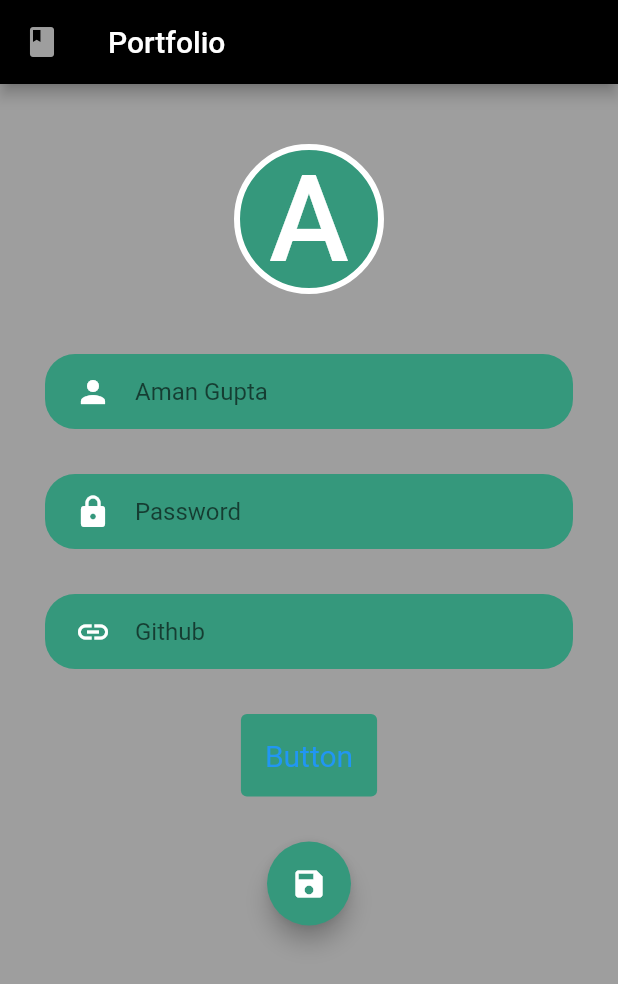
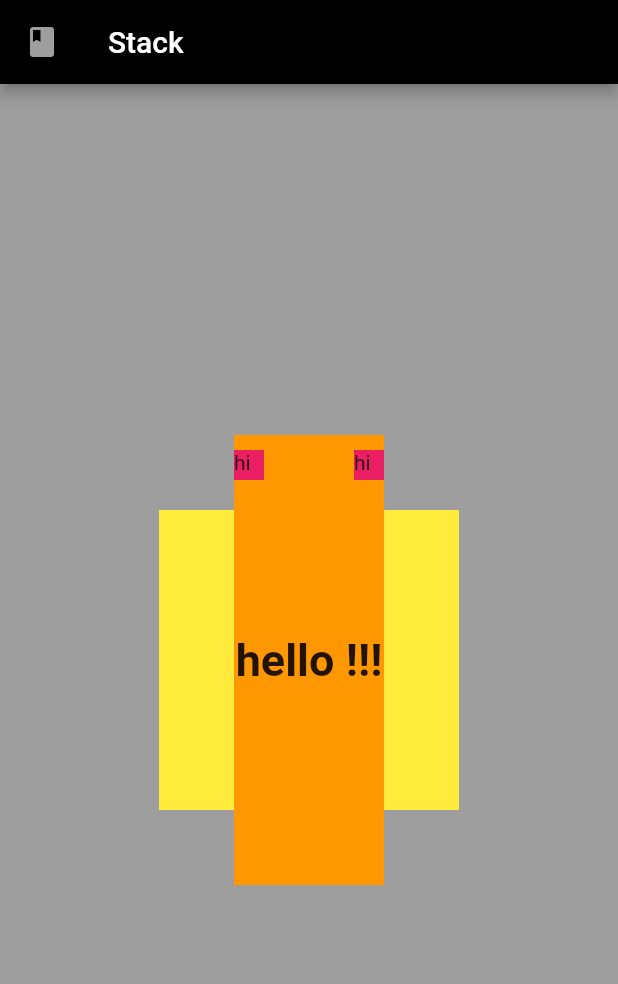
Before and after one commit to ag597482/flutter, a Flutter app: the screen it shows after launch, on a phone screen of 412 x 824 dp. Shown: the top 984 px of the screen. Run offline on Flutter 3.47's test engine with Material 2 defaults, Android fonts, the phone set to English and light mode, and no system bars.

Commit message:
stack emelemtns added

```diff
--- a/lib/main.dart
+++ b/lib/main.dart
@@ -18,115 +18,49 @@ class App extends StatelessWidget {
             backgroundColor: Colors.grey,
             appBar: AppBar(
               backgroundColor: Colors.black,
-              title: Text("Portfolio"),
+              title: Text("Stack"),
               leading: Icon(
                 Icons.book,
                 color: Colors.grey,
               ),
             ),
-            body: Column(
-              children: [
-                getLogo("A"),
-                getContainer(
-                    getTextField(
-                        Icon(
-                          Icons.person,
-                          color: Colors.white,
+            body: Center(
+              child: Stack(
+                alignment: Alignment.center,
+                fit: StackFit.passthrough,
+                clipBehavior: Clip.hardEdge,
+                children: [
+                  getContainer(Colors.yellow, 200, 200, Container()),
+                  getContainer(
+                      Colors.orange,
+                      300,
+                      100,
+                      Center(
+                        child: Text(
+                          "hello !!!",
+                          style: TextStyle(
+                              fontSize: 30, fontWeight: FontWeight.w700),
                         ),
-                        "Aman Gupta"),
-                    20.0),
-                getContainer(
-                    getTextField(
-                        Icon(
-                          Icons.lock,
-                          color: Colors.white,
-                        ),
-                        "Password"),
-                    20.0),
-                getContainer(
-                    getTextField(
-                        Icon(
-                          Icons.link,
-                          color: Colors.white,
-                        ),
-                        "Github"),
-                    20.0),
-                getTextButton("Button"),
-                getFAB(Icon(Icons.save))
-              ],
+                      )),
+                  Positioned(
+                      top: 10,
+                      left: 50,
+                      child: getContainer(Colors.pink, 20, 20, Text("hi"))),
+                  Positioned(
+                      top: 10,
+                      right: 50,
+                      child: getContainer(Colors.pink, 20, 20, Text("hi")))
+                ],
+              ),
             )));
   }
 }
 
-Center getLogo(String l) {
-  return Center(
-    child: Container(
-        margin: EdgeInsets.only(top: 40, bottom: 10),
-        alignment: Alignment.center,
-        width: 100,
-        height: 100,
-        child: Text(l,
-            style: TextStyle(
-              color: Colors.white,
-              fontSize: 80,
-              fontWeight: FontWeight.w500,
-            )),
-        decoration: BoxDecoration(
-            border: Border.all(width: 4, color: Colors.white),
-            color: appTheme,
-            borderRadius: BorderRadius.circular(50))),
+Container getContainer(Color color, double h, double w, Widget widget) {
+  return Container(
+    height: h,
+    width: w,
+    color: color,
+    child: widget,
   );
 }
-
-Container getContainer(Widget widget, double leftPadding) {
-  return Container(
-    margin: EdgeInsets.only(left: 30, top: 30, right: 30),
-    alignment: Alignment.center,
-    height: 50,
-    child: Padding(
-      padding: EdgeInsets.only(left: leftPadding),
-      child: widget,
-    ),
-    decoration:
-        BoxDecoration(color: appTheme, borderRadius: BorderRadius.circular(20)),
-  );
-}
-
-TextField getTextField(Icon i, String text) {
-  return TextField(
-    decoration:
-        InputDecoration(border: InputBorder.none, hintText: text, icon: i),
-  );
-}
-
-Text getText(String s) {
-  return Text(s,
-      style: TextStyle(
-          fontSize: 20, color: Colors.white, fontWeight: FontWeight.w700));
-}
-
-Container getTextButton(String s) {
-  return Container(
-    margin: EdgeInsets.only(left: 30, top: 30, right: 30),
-    child: TextButton(
-      style: TextButton.styleFrom(
-        backgroundColor: appTheme,
-        padding: const EdgeInsets.all(16.0),
-        textStyle: const TextStyle(fontSize: 20),
-      ),
-      onPressed: () {},
-      child: Text(s),
-    ),
-  );
-}
-
-Container getFAB(Widget w) {
-  return Container(
-    margin: EdgeInsets.only(left: 30, top: 30, right: 30),
-    child: FloatingActionButton(
-      onPressed: () {},
-      backgroundColor: appTheme,
-      child: w,
-    ),
-  );
-}
```
